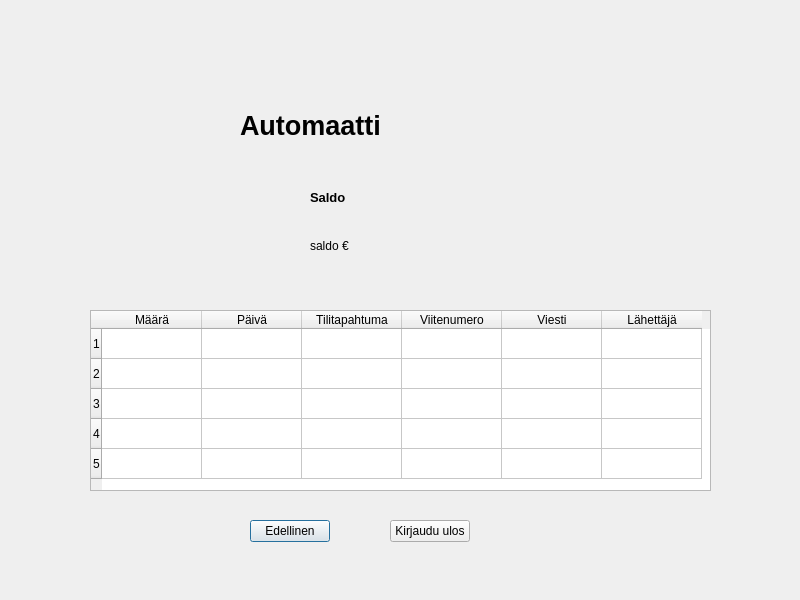
Old version of the form qt_frontend/ATM/saldo.ui in the repository ssaukkonen/BankSimul_ryhma_31.
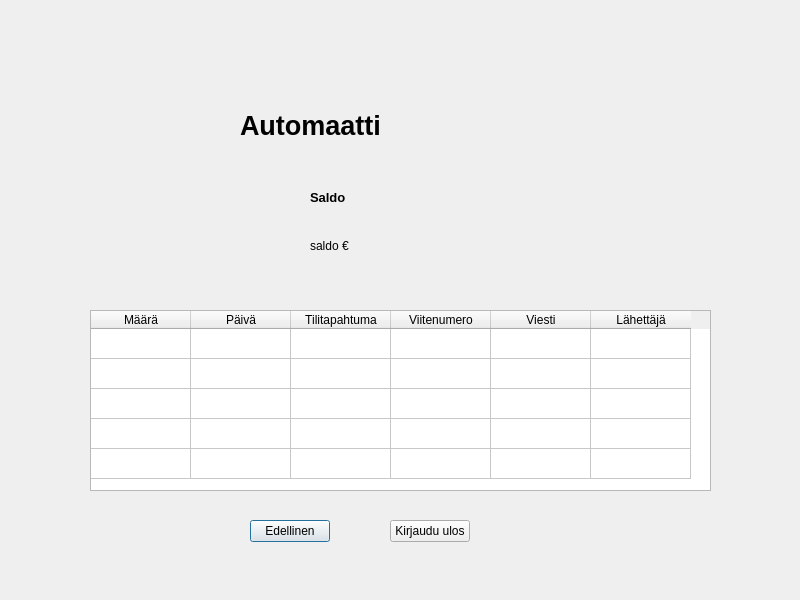
New version of the form.

Patch:
```diff
--- a/qt_frontend/ATM/saldo.ui
+++ b/qt_frontend/ATM/saldo.ui
@@ -104,6 +104,9 @@
    <property name="rowCount">
     <number>5</number>
    </property>
+   <attribute name="verticalHeaderVisible">
+    <bool>false</bool>
+   </attribute>
    <row/>
    <row/>
    <row/>
```
